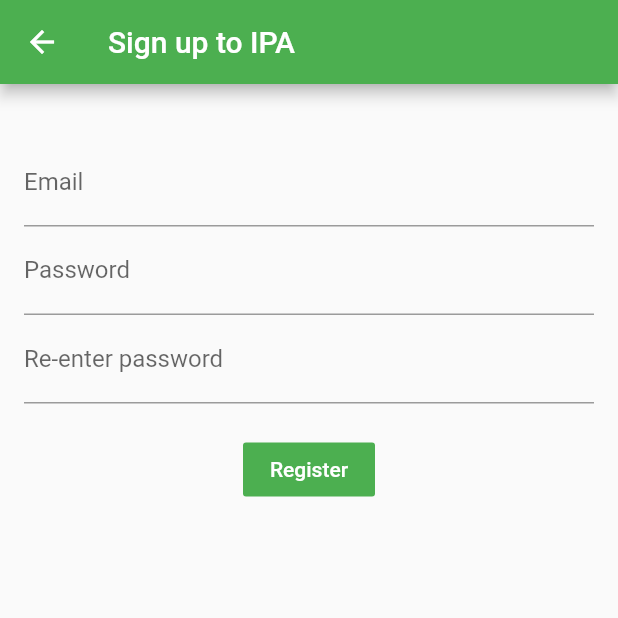
After one commit to doanhduy199819/ipa, a Flutter app: the screen it shows after launch, after a tap on "Register account", on a phone screen of 412 x 824 dp, the top half of it. The commit adds this screen. Run offline on Flutter 3.47's test engine with Material 2 defaults, Android fonts, the phone set to English and light mode, and no system bars; our stand-ins replace firebase_auth, firebase_core, flutter_signin_button, google_sign_in, simple_shadow, smooth_page_indicator; accounts and stored records are empty.

Commit message:
Firebase Authentication

```diff
--- a/lib/main.dart
+++ b/lib/main.dart
@@ -1,17 +1,28 @@
+import 'package:firebase_auth/firebase_auth.dart';
 import 'package:flutter/cupertino.dart';
 import 'package:flutter/material.dart';
-import 'package:flutter_interview_preparation/pages/home_screen/homepage.dart';
+import 'package:flutter_interview_preparation/pages/home_container.dart';
 import 'package:flutter_interview_preparation/pages/home_screen/list_questions_screen.dart';
 import 'package:flutter_interview_preparation/pages/interest_screen/Interest_Page.dart';
 import 'package:flutter_interview_preparation/pages/profile_screen/profile_page.dart';
 import 'package:flutter_interview_preparation/pages/quizz_screen/quizz_page.dart';
 import 'package:flutter_interview_preparation/pages/search_screen/search_page.dart';
+import 'package:flutter_interview_preparation/pages/wrapper.dart';
+import 'package:flutter_interview_preparation/services/auth_service.dart';
 import 'package:flutter_interview_preparation/values/Home_Screen_Colors.dart';
+import 'package:firebase_core/firebase_core.dart';
+import 'package:provider/provider.dart';
+import 'firebase_options.dart';
 
-void main() {
+void main() async {
+  WidgetsFlutterBinding.ensureInitialized();
+  await Firebase.initializeApp(
+    options: DefaultFirebaseOptions.currentPlatform,
+  );
   runApp(const MaterialApp(
     debugShowCheckedModeBanner: false,
-    home: InterestWidget(),
+    // home: InterestWidget(),
+    home: MyApp(),
   ));
 }
 
@@ -21,65 +32,37 @@ class MyApp extends StatelessWidget {
   // This widget is the root of your application.
   @override
   Widget build(BuildContext context) {
-    return MaterialApp(
-      title: 'Flutter Demo',
-      theme: ThemeData(
-        primarySwatch: Colors.blue,
+    return StreamProvider<User?>.value(
+      value: AuthService().user,
+      initialData: null,
+      child: MaterialApp(
+        title: 'IPA',
+        theme: ThemeData(
+          primarySwatch: Colors.blue,
+        ),
+        // home: const HomeContainerWidget(),
+        home: Wrapper(),
+        debugShowCheckedModeBanner: false,
       ),
-      home: const MyHomePage(title: 'Flutter Demo Home Page'),
-      debugShowCheckedModeBanner: false,
     );
   }
 }
 
-class MyHomePage extends StatefulWidget {
-  const MyHomePage({Key? key, required this.title}) : super(key: key);
+// class MyHomePage extends StatefulWidget {
+//   const MyHomePage({Key? key, required this.title}) : super(key: key);
 
-  final String title;
+//   final String title;
 
-  @override
-  State<MyHomePage> createState() => _MyHomePageState();
-}
+//   @override
+//   State<MyHomePage> createState() => _MyHomePageState();
+// }
 
-class _MyHomePageState extends State<MyHomePage> {
-  final screens = [HomePage(), SearchPage(), QuizzPage(), ProfilePage()];
-  int sc = 0;
+// class _MyHomePageState extends State<MyHomePage> {
+//   final screens = [HomePage(), SearchPage(), QuizzPage(), ProfilePage()];
+//   int sc = 0;
 
-  @override
-  Widget build(BuildContext context) {
-    return homePage();
-  }
-
-  Widget homePage() {
-    return Scaffold(
-      body: screens[sc],
-      bottomNavigationBar: BottomNavigationBar(
-        fixedColor: Colors.blue,
-        type: BottomNavigationBarType.fixed,
-        onTap: (index) => setState(
-          () => sc = index,
-        ),
-        currentIndex: sc,
-        items: [
-          BottomNavigationBarItem(icon: Icon(Icons.home), label: 'Chats'),
-          BottomNavigationBarItem(
-              icon: Icon(
-                Icons.search,
-              ),
-              label: 'Search'),
-          BottomNavigationBarItem(
-            icon: Icon(
-              Icons.assignment,
-            ),
-            label: 'Quiz',
-          ),
-          BottomNavigationBarItem(
-              icon: Icon(
-                CupertinoIcons.profile_circled,
-              ),
-              label: 'Profile'),
-        ],
-      ),
-    );
-  }
-}
+//   @override
+//   Widget build(BuildContext context) {
+//     return homePage();
+//   }
+// }
--- /dev/null
+++ b/lib/pages/authentication/authenticate.dart
@@ -0,0 +1,18 @@
+import 'package:flutter/material.dart';
+import 'package:flutter_interview_preparation/pages/authentication/sign_in.dart';
+
+class Authenticate extends StatefulWidget {
+  const Authenticate({Key? key}) : super(key: key);
+
+  @override
+  State<Authenticate> createState() => _AuthenticateState();
+}
+
+class _AuthenticateState extends State<Authenticate> {
+  @override
+  Widget build(BuildContext context) {
+    return Container(
+      child: SignIn(),
+    );
+  }
+}
--- /dev/null
+++ b/lib/pages/authentication/sign_in.dart
@@ -0,0 +1,108 @@
+import 'package:flutter/material.dart';
+import 'package:flutter_interview_preparation/pages/authentication/sign_up.dart';
+import 'package:flutter_interview_preparation/services/auth_service.dart';
+import 'package:flutter_signin_button/flutter_signin_button.dart';
+
+class SignIn extends StatefulWidget {
+  const SignIn({Key? key}) : super(key: key);
+
+  @override
+  State<SignIn> createState() => _SignInState();
+}
+
+class _SignInState extends State<SignIn> {
+  final AuthService _auth = AuthService();
+
+  // Sign in state
+  late String email;
+  late String password;
+
+  final _formKey = GlobalKey<FormState>();
+
+  @override
+  Widget build(BuildContext context) {
+    return Scaffold(
+      appBar: AppBar(
+        backgroundColor: Colors.amber,
+        title: Text('Sign in to IPA'),
+      ),
+      body: Container(
+        alignment: Alignment.center,
+        padding: EdgeInsets.all(16.0),
+        child: Form(
+          key: _formKey,
+          child: Column(
+            children: [
+              SizedBox(
+                height: 20.0,
+              ),
+              TextFormField(
+                decoration: InputDecoration(
+                  label: Text('Email'),
+                  hintText: 'example@abc.com',
+                ),
+                onChanged: (val) {
+                  email = val;
+                },
+              ),
+              TextFormField(
+                decoration: InputDecoration(
+                  label: Text('Password'),
+                  hintText: 'YourPassword123',
+                ),
+                obscureText: true,
+                onChanged: (val) {
+                  password = val;
+                },
+              ),
+              SizedBox(
+                height: 20.0,
+              ),
+              Row(
+                mainAxisAlignment: MainAxisAlignment.center,
+                children: [
+                  FlatButton(
+                    onPressed: () async {
+                      print('Email = ' + email);
+                      print('Password = ' + password);
+                      dynamic result = await _auth.signInWithEmailAndPassword(
+                          email, password);
+                    },
+                    child: Text('Sign in'),
+                    color: Colors.pink,
+                    textColor: Colors.white,
+                  ),
+                  FlatButton(
+                    onPressed: () {
+                      Navigator.push(
+                        context,
+                        MaterialPageRoute(builder: (context) => const SignUp()),
+                      );
+                    },
+                    child: RichText(
+                      text: TextSpan(
+                        text: 'Register account',
+                        style: TextStyle(
+                          color: Colors.blue.shade400,
+                          fontStyle: FontStyle.italic,
+                          decoration: TextDecoration.underline,
+                        ),
+                      ),
+                    ),
+                  )
+                ],
+              ),
+              SignInButton(
+                Buttons.GoogleDark,
+                text: "Sign in with Google",
+                onPressed: () {
+                  _auth.signInWithGoogleEmail();
+                },
+              ),
+            ],
+          ),
+        ),
+      ),
+    );
+  }
+}
--- /dev/null
+++ b/lib/pages/authentication/sign_up.dart
@@ -0,0 +1,111 @@
+import 'package:flutter/material.dart';
+import '../../services/auth_service.dart';
+
+class SignUp extends StatefulWidget {
+  const SignUp({Key? key}) : super(key: key);
+
+  @override
+  State<SignUp> createState() => _SignUpState();
+}
+
+class _SignUpState extends State<SignUp> {
+  late String email;
+  late String password;
+  final _auth = AuthService();
+  final _formStateKey = GlobalKey<FormState>();
+
+  @override
+  Widget build(BuildContext context) {
+    return Scaffold(
+      appBar: AppBar(
+        backgroundColor: Colors.green,
+        title: Text('Sign up to IPA'),
+      ),
+      body: Container(
+        alignment: Alignment.center,
+        padding: EdgeInsets.all(16.0),
+        child: Form(
+          key: _formStateKey,
+          child: Column(
+            children: [
+              SizedBox(
+                height: 20.0,
+              ),
+              TextFormField(
+                decoration: InputDecoration(
+                  label: Text('Email'),
+                  hintText: 'example@abc.com',
+                ),
+                onChanged: (val) {
+                  email = val;
+                },
+                validator: (val) {
+                  if (val == null || val.isEmpty) {
+                    return 'Enter an email';
+                  }
+                },
+              ),
+              TextFormField(
+                decoration: InputDecoration(
+                  label: Text('Password'),
+                  hintText: 'YourPassword123',
+                ),
+                obscureText: true,
+                onChanged: (val) {
+                  password = val;
+                },
+                validator: (val) {
+                  if (val != null && val.length < 8) {
+                    return 'Your password must contain at least 8 characters';
+                  }
+                },
+              ),
+              TextFormField(
+                decoration: InputDecoration(
+                  label: Text('Re-enter password'),
+                ),
+                obscureText: true,
+                validator: (reEnterPassword) {
+                  if (reEnterPassword != password) {
+                    return "Your password is not the same";
+                  }
+                },
+              ),
+              SizedBox(
+                height: 20.0,
+              ),
+              FlatButton(
+                onPressed: () async {
+                  if (_formStateKey.currentState!.validate()) {
+                    dynamic result = await _auth.signUp(email, password);
+                    if (result != null) {
+                      ScaffoldMessenger.of(context).showSnackBar(
+                        SnackBar(
+                          content: Text('Register successfully'),
+                          duration: Duration(seconds: 2),
+                        ),
+                      );
+                      Navigator.pop(context);
+                    } else {
+                      ScaffoldMessenger.of(context).showSnackBar(
+                        SnackBar(
+                          content: Text('Please enter valid email'),
+                          duration: Duration(seconds: 2),
+                        ),
+                      );
+                    }
+                  }
+                  print('Email = ' + email);
+                  print('Password = ' + password);
+                },
+                child: Text('Register'),
+                color: Colors.green,
+                textColor: Colors.white,
+              )
+            ],
+          ),
+        ),
+      ),
+    );
+  }
+}
--- /dev/null
+++ b/lib/pages/wrapper.dart
@@ -0,0 +1,25 @@
+import 'package:firebase_auth/firebase_auth.dart';
+import 'package:flutter/src/foundation/key.dart';
+import 'package:flutter/src/widgets/framework.dart';
+import 'package:flutter_interview_preparation/pages/authentication/authenticate.dart';
+import 'package:flutter_interview_preparation/pages/home_container.dart';
+import 'package:flutter_interview_preparation/services/auth_service.dart';
+import 'package:provider/provider.dart';
+
+class Wrapper extends StatefulWidget {
+  const Wrapper({Key? key}) : super(key: key);
+
+  @override
+  State<Wrapper> createState() => _WrapperState();
+}
+
+class _WrapperState extends State<Wrapper> {
+  AuthService _auth = AuthService();
+
+  @override
+  Widget build(BuildContext context) {
+    // print('Wrapper rebuild');
+    User? user = Provider.of<User?>(context);
+    return user != null ? HomeContainerWidget() : Authenticate();
+  }
+}
--- /dev/null
+++ b/lib/services/auth_service.dart
@@ -0,0 +1,93 @@
+import 'package:firebase_auth/firebase_auth.dart';
+import 'package:google_sign_in/google_sign_in.dart';
+
+class AuthService {
+  final FirebaseAuth _auth = FirebaseAuth.instance;
+  GoogleSignIn _googleSignIn = GoogleSignIn(
+    // Optional clientId
+    // clientId: '479882132969-9i9aqik3jfjd7qhci1nqf0bm2g71rm1u.apps.googleusercontent.com',
+    scopes: <String>[
+      'email',
+      'https://www.googleapis.com/auth/contacts.readonly',
+    ],
+  );
+
+  // create CustomUser obj from User in Firebase lib
+  // CustomUser? _userFromFirebase(User? user) {
+  //   return user != null ? CustomUser(uid: user.uid) : null;
+  // }
+
+  // CustomUser? _userFromGoogleSign(GoogleSignInAccount? googleUser) {
+  //   return googleUser != null ? CustomUser(uid: googleUser.id) : null;
+  // }
+
+  // Custom stream from firebase authStateStream
+  Stream<User?>? get user {
+    return _auth.authStateChanges();
+  }
+
+  // sign in anonymous
+  Future<User?> signInAnonymous() async {
+    UserCredential firebaseUser = await _auth.signInAnonymously();
+
+    return firebaseUser.user;
+  }
+
+  // sign in with email & pw
+  Future<User?> signInWithEmailAndPassword(email, password) async {
+    try {
+      UserCredential firebaseUser =
+          await FirebaseAuth.instance.signInWithEmailAndPassword(
+        email: email,
+        password: password,
+      );
+
+      return firebaseUser.user;
+    } on FirebaseAuthException catch (e) {
+      if (e.code == 'user-not-found') {
+        print('No user found for that email.');
+      } else if (e.code == 'wrong-password') {
+        print('Wrong password provided for that user.');
+      }
+    }
+  }
+
+  // register wit email & pw
+  Future<User?> signUp(email, password) async {
+    try {
+      UserCredential firebaseUser =
+          await FirebaseAuth.instance.createUserWithEmailAndPassword(
+        email: email,
+        password: password,
+      );
+
+      return firebaseUser.user;
+    } on FirebaseAuthException catch (e) {
+      if (e.code == 'user-not-found') {
+        print('No user found for that email.');
+      } else if (e.code == 'wrong-password') {
+        print('Wrong password provided for that user.');
+      }
+    }
+  }
+
+  // sign out
+  Future<void> signOut() async {
+    try {
+      return _auth.signOut();
+    } catch (e) {
+      print(e.toString());
+    }
+  }
+
+  Future<UserCredential> signInWithGoogleEmail() async {
+    final GoogleSignInAccount? googleUser = await GoogleSignIn().signIn();
+    final GoogleSignInAuthentication? googleAuth =
+        await googleUser?.authentication;
+    final credential = GoogleAuthProvider.credential(
+      accessToken: googleAuth?.accessToken,
+      idToken: googleAuth?.idToken,
+    );
+    return await _auth.signInWithCredential(credential);
+  }
+}
--- a/pubspec.yaml
+++ b/pubspec.yaml
@@ -36,6 +36,10 @@ dependencies:
   cupertino_icons: ^1.0.2
   simple_shadow: ^0.3.0
   smooth_page_indicator: ^1.0.0+2
+  firebase_auth: ^4.0.1
+  google_sign_in: ^5.4.2
+  flutter_signin_button: ^2.0.0
+  provider: ^6.0.4
 
 dev_dependencies:
   flutter_test:
```
Also changed, not shown: lib/pages/home_container.dart (added, +73 -0 lines), lib/pages/profile_screen/profile_page.dart (+15 -2 lines), lib/firebase_options.dart (added), pubspec.lock, 4 other files.
